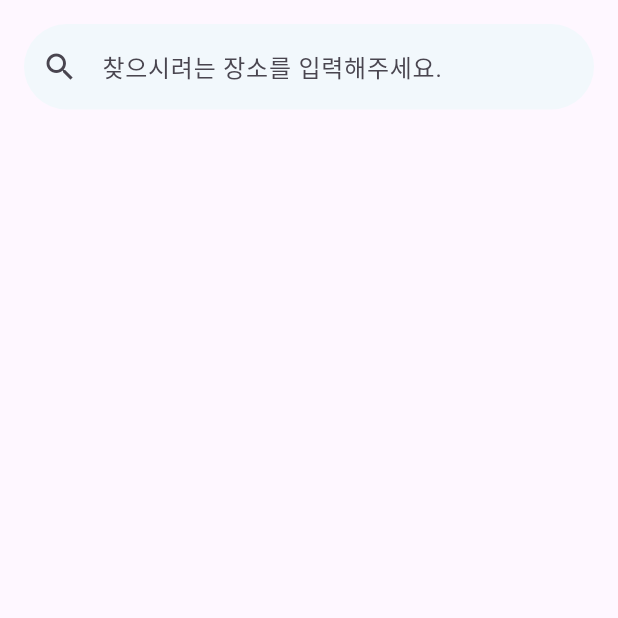
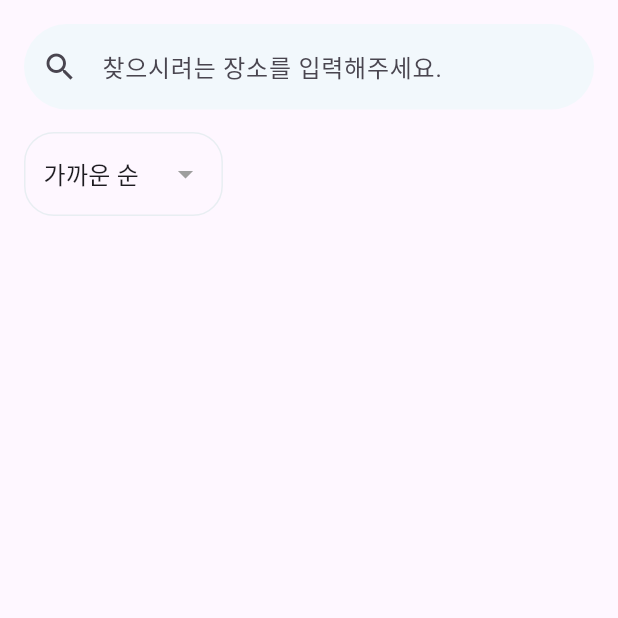
Before and after one commit to monho/SearchArea, a Flutter app: the HomeScreen screen opened directly, on a phone screen of 412 x 824 dp, the top half of it. Run offline on Flutter 3.47's test engine with Material 3 defaults, Android fonts, the phone set to English and light mode, and no system bars; our stand-ins replace permission_handler.

Commit message:
feat : 커스텀 위젯 연동

```diff
--- a/lib/view/home/home_view.dart
+++ b/lib/view/home/home_view.dart
@@ -8,17 +8,24 @@ class HomeScreen extends StatelessWidget {
   @override
   Widget build(BuildContext context) {
     return ChangeNotifierProvider(
-      create : (_) => HomeViewModel(),
+      create: (_) => HomeViewModel(),
       child: Consumer<HomeViewModel>(
         builder: (context, viewModel, child) {
           return Scaffold(
-            body : SafeArea(
+            body: Padding(
+              padding: const EdgeInsets.all(16),
+              child: SafeArea(
                 child: Column(
                   children: [
-                  const SearchBar(),
+                    const CustomSearchBar(),
+                    SizedBox(
+                      height: 15,
+                    ),
+                    const CustomSortDropdown(),
                   ],
                 ),
-            )
+              ),
+            ),
           );
         },
       ),
@@ -27,32 +34,71 @@ class HomeScreen extends StatelessWidget {
 }
 
 //커스텀 검색바
-class SearchBar extends StatelessWidget{
-  const SearchBar({super.key});
+class CustomSearchBar extends StatelessWidget {
+  const CustomSearchBar({super.key});
 
   @override
-  Widget build(BuildContext context){
+  Widget build(BuildContext context) {
     final viewModel = Provider.of<HomeViewModel>(context, listen: false);
 
-    return Padding(
-      padding: const EdgeInsets.all(16),
-      child: TextField(
+    return TextField(
       decoration: InputDecoration(
         hintText: '찾으시려는 장소를 입력해주세요.',
         prefixIcon: const Icon(Icons.search),
-          border : OutlineInputBorder(
+        border: OutlineInputBorder(
           borderRadius: BorderRadius.circular(30),
           borderSide: BorderSide.none,
         ),
         filled: true,
-          fillColor: Color.fromRGBO(242, 248, 252, 1)
+        fillColor: Color.fromRGBO(242, 248, 252, 1),
       ),
       onChanged: viewModel.updateSearchQuery,
-        controller : TextEditingController(text: viewModel.searchQuery)
+      controller: TextEditingController(text: viewModel.searchQuery)
         ..selection = TextSelection.fromPosition(
           TextPosition(offset: viewModel.searchQuery.length),
-          ),
         ),
     );
   }
 }
+
+class CustomSortDropdown extends StatelessWidget {
+  const CustomSortDropdown({super.key});
+
+  @override
+  Widget build(BuildContext context) {
+    return Consumer<HomeViewModel>(
+      builder: (context, viewModel, child) {
+        return Row(
+          children: [
+            Container(
+              padding: const EdgeInsets.symmetric(
+                horizontal: 12.0,
+                vertical: 3.0,
+              ),
+              decoration: BoxDecoration(
+                border: Border.all(
+                  color: const Color(0xFFE8EEF2), // #E8EEF2 색상
+                  width: 1.0,
+                ),
+                borderRadius: BorderRadius.circular(20.0), // 둥글기 적용
+              ),
+              child: DropdownButton<String>(
+                value: viewModel.sortOption,
+                items:
+                    ['가까운 순', '리뷰 많은 순'].map((String value) {
+                      return DropdownMenuItem<String>(
+                        value: value,
+                        child: Text(value),
+                      );
+                    }).toList(),
+                onChanged: viewModel.updateSortOption,
+                underline: const SizedBox(), // 기본 밑줄 제거
+                icon: const Icon(Icons.arrow_drop_down, color: Colors.grey),
+              ),
+            ),
+          ],
+        );
+      },
+    );
+  }
+}
```
Lines whose indentation alone changed are shown as unchanged.
